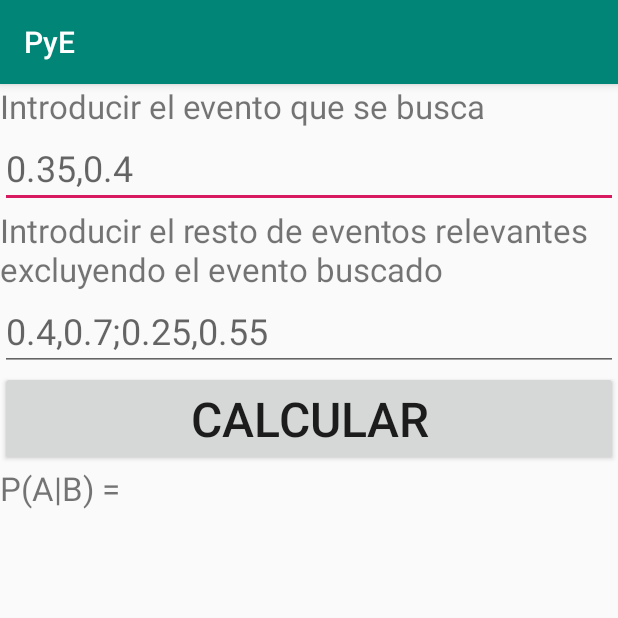
After one commit to Andres77872/PyE, an Android app: the Tema_6 screen opened directly, with no data from a screen before it, on a phone screen of 412 x 824 dp, the top half of it. The commit adds this screen. Run offline under Robolectric (Android 15) with nearby library versions, the phone set to English and light mode, and no system bars.

Commit message:
Avance 6

```diff
--- a/app/src/main/AndroidManifest.xml
+++ b/app/src/main/AndroidManifest.xml
@@ -9,7 +9,8 @@
         android:roundIcon="@mipmap/ic_launcher_round"
         android:supportsRtl="true"
         android:theme="@style/AppTheme">
-        <activity android:name=".Tema5.Tema_5"></activity>
+        <activity android:name=".Tema6.Tema_6"></activity>
+        <activity android:name=".Tema5.Tema_5" />
         <activity android:name=".Tema4.Tema_4" />
         <activity android:name=".Tema3.Tema_3" />
         <activity android:name=".Tema2.act.P_T2_Aleatorio" />
--- /dev/null
+++ b/app/src/main/java/com/example/pye/Tema6/Tema_6.java
@@ -0,0 +1,41 @@
+package com.example.pye.Tema6;
+
+import androidx.appcompat.app.AppCompatActivity;
+
+import android.os.Bundle;
+import android.view.View;
+import android.widget.Button;
+import android.widget.EditText;
+import android.widget.TextView;
+import android.widget.Toast;
+
+import com.example.pye.R;
+
+public class Tema_6 extends AppCompatActivity {
+
+    @Override
+    protected void onCreate(Bundle savedInstanceState) {
+        super.onCreate(savedInstanceState);
+        setContentView(R.layout.activity_tema_6);
+
+        ((Button) findViewById(R.id.btn_T6_Calcular)).setOnClickListener(new View.OnClickListener() {
+            @Override
+            public void onClick(View v) {
+                try {
+                    String[] Dato1 = ((EditText) findViewById(R.id.txtV_T6_Entrada1)).getText().toString().split(","),
+                            Dato2 = ((EditText) findViewById(R.id.txtV_T6_Entrada2)).getText().toString().split(";");
+                    double P2 = Double.parseDouble(Dato1[0]) * Double.parseDouble(Dato1[1]), P1 = P2;
+                    for (String D : Dato2) {
+                        String DD[] = D.split(",");
+                        P2 += Double.parseDouble(DD[0]) * Double.parseDouble(DD[1]);
+                    }
+                    P1 /= P2;
+                    ((TextView) findViewById(R.id.lbl_T6_Salida)).setText("P(A|B) = ".concat(String.valueOf(P1 * 100)));
+                } catch (Exception E) {
+                    Toast.makeText(getApplicationContext(), "ERROR:\n" + E.getClass(), Toast.LENGTH_SHORT).show();
+                }
+            }
+        });
+
+    }
+}
--- /dev/null
+++ b/app/src/main/res/layout/activity_tema_6.xml
@@ -0,0 +1,55 @@
+<?xml version="1.0" encoding="utf-8"?>
+<LinearLayout xmlns:android="http://schemas.android.com/apk/res/android"
+    xmlns:app="http://schemas.android.com/apk/res-auto"
+    xmlns:tools="http://schemas.android.com/tools"
+    android:layout_width="match_parent"
+    android:layout_height="match_parent"
+    android:orientation="vertical"
+    tools:context=".Tema6.Tema_6">
+
+    <TextView
+        android:id="@+id/textView25"
+        android:layout_width="match_parent"
+        android:layout_height="wrap_content"
+        android:text="Introducir el evento que se busca"
+        android:textSize="22sp" />
+
+    <EditText
+        android:id="@+id/txtV_T6_Entrada1"
+        android:layout_width="match_parent"
+        android:layout_height="wrap_content"
+        android:ems="10"
+        android:hint="0.35,0.4"
+        android:inputType="textPersonName"
+        android:textSize="24sp" />
+
+    <TextView
+        android:id="@+id/textView28"
+        android:layout_width="match_parent"
+        android:layout_height="wrap_content"
+        android:text="Introducir el resto de eventos relevantes excluyendo el evento buscado"
+        android:textSize="22sp" />
+
+    <EditText
+        android:id="@+id/txtV_T6_Entrada2"
+        android:layout_width="match_parent"
+        android:layout_height="wrap_content"
+        android:ems="10"
+        android:hint="0.4,0.7;0.25,0.55"
+        android:inputType="textPersonName"
+        android:textSize="24sp" />
+
+    <Button
+        android:id="@+id/btn_T6_Calcular"
+        android:layout_width="match_parent"
+        android:layout_height="wrap_content"
+        android:text="Calcular"
+        android:textSize="32sp" />
+
+    <TextView
+        android:id="@+id/lbl_T6_Salida"
+        android:layout_width="match_parent"
+        android:layout_height="wrap_content"
+        android:text="P(A|B) = "
+        android:textSize="22sp" />
+</LinearLayout>
```
Also changed, not shown: app/src/main/java/com/example/pye/MainActivity.java (+8 -0 lines), app/src/main/res/layout/activity_main.xml (+7 -0 lines).
